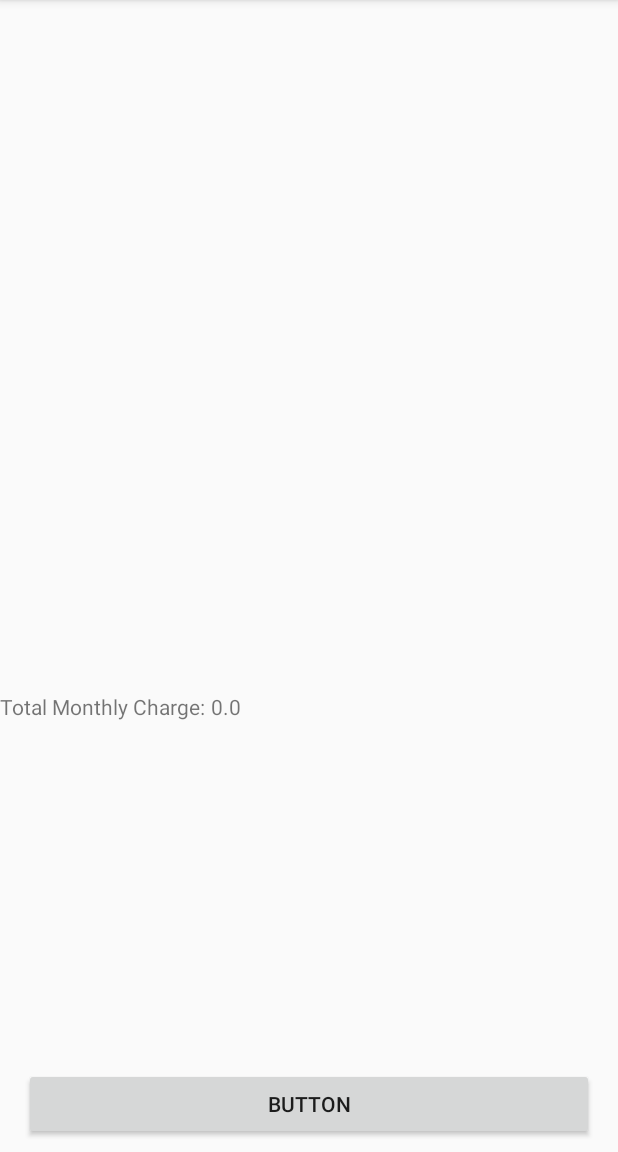
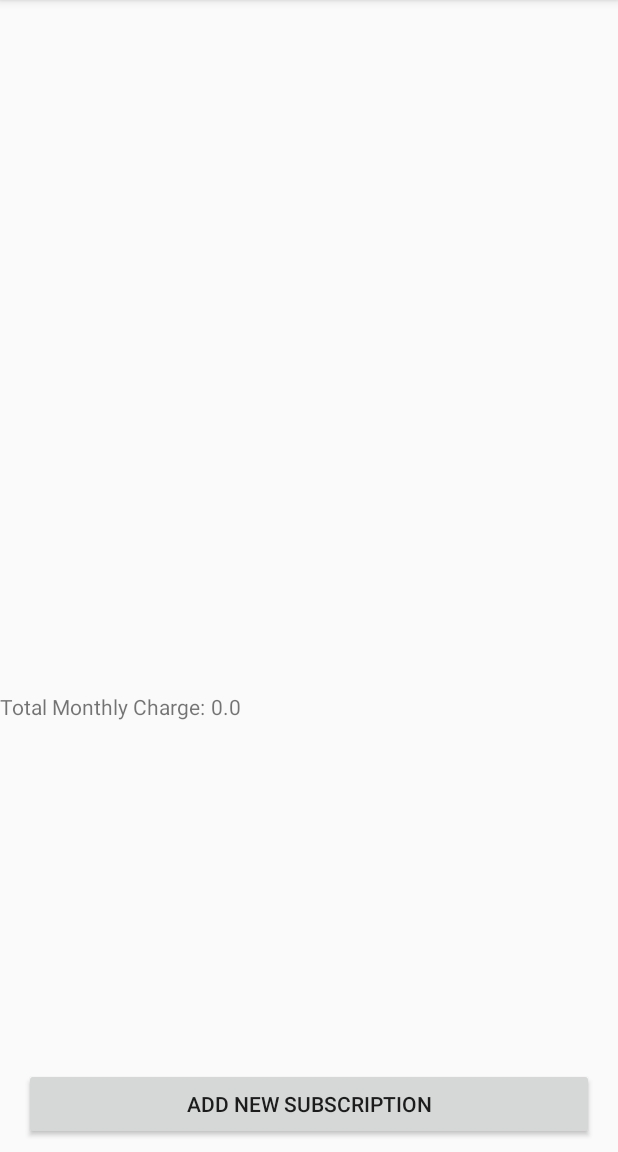
Before and after one commit to songxixuan/xixuan-SubBook, an Android app: the screen it shows after launch (MainActivity), on a phone screen of 412 x 824 dp, the part 84-1236 px from its top. Run offline under Robolectric (Android 15) with nearby library versions, the phone set to English and light mode, and no system bars.

Commit message:
This is Final Commit

```diff
--- a/app/src/main/res/layout/activity_main.xml
+++ b/app/src/main/res/layout/activity_main.xml
@@ -15,7 +15,7 @@
         android:layout_marginEnd="16dp"
         android:layout_marginStart="16dp"
         android:onClick="onButtonAddClicked"
-        android:text="Button"
+        android:text="Add New Subscription"
         app:layout_constraintBottom_toBottomOf="parent"
         app:layout_constraintEnd_toEndOf="parent"
         app:layout_constraintStart_toStartOf="parent" />
```
